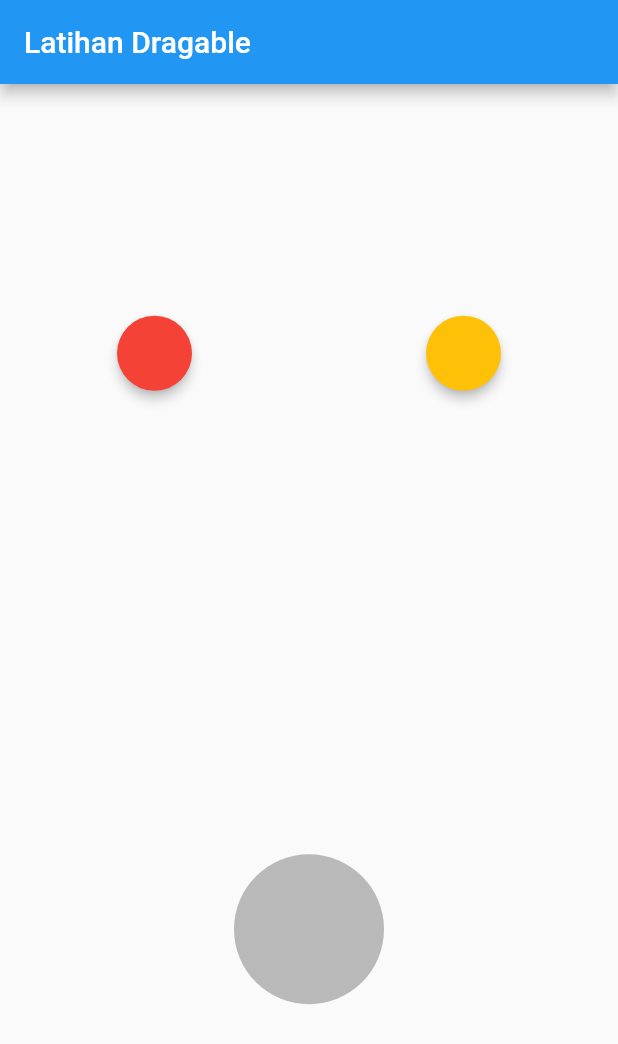
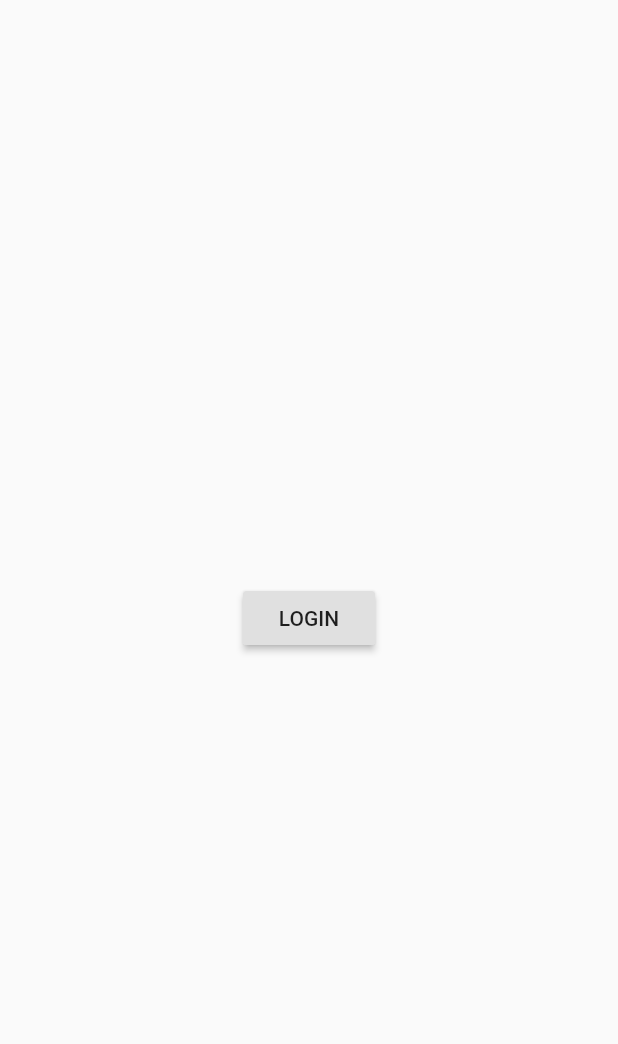
Before and after one commit to bayunugrraha/flutter_example, a Flutter app: the screen it shows after launch, on a phone screen of 412 x 824 dp. Shown: the top 1044 px of the screen. Run offline on Flutter 3.47's test engine with Material 2 defaults, Android fonts, the phone set to English and light mode, and no system bars.

Commit message:
navigasi multi page / screen

```diff
--- /dev/null
+++ b/lib/login_page.dart
@@ -0,0 +1,21 @@
+import 'package:flutter/material.dart';
+import 'package:flutter_example/main_page.dart';
+
+class LoginPage extends StatelessWidget {
+  @override
+  Widget build(BuildContext context) {
+    return Scaffold(
+      body: Center(
+        child: RaisedButton(
+          child: Text("LOGIN"),
+          onPressed: () {
+            Navigator.pushReplacement(context,
+                MaterialPageRoute(builder: (context) {
+              return MainPage();
+            }));
+          },
+        ),
+      ),
+    );
+  }
+}
--- a/lib/main.dart
+++ b/lib/main.dart
@@ -1,122 +1,13 @@
 import 'package:flutter/material.dart';
+import 'package:flutter_example/login_page.dart';
 
 void main() => runApp(MyApp());
 
-class MyApp extends StatefulWidget {
-  @override
-  _MyAppState createState() => _MyAppState();
-}
-
-class _MyAppState extends State<MyApp> {
-  Color color1 = Colors.red;
-  Color color2 = Colors.amber;
-  Color targetColor;
-  bool isAccepted = false;
-
+class MyApp extends StatelessWidget {
   @override
   Widget build(BuildContext context) {
     return MaterialApp(
-      home: Scaffold(
-        appBar: AppBar(
-          title: Text("Latihan Dragable"),
-        ),
-        body: Column(
-          mainAxisAlignment: MainAxisAlignment.spaceAround,
-          children: [
-            Row(
-              mainAxisAlignment: MainAxisAlignment.spaceAround,
-              children: [
-                Draggable<Color>(
-                  data: color1,
-                  child: SizedBox(
-                    width: 50,
-                    height: 50,
-                    child: Material(
-                      color: color1,
-                      shape: StadiumBorder(),
-                      elevation: 3,
-                    ),
-                  ),
-                  childWhenDragging: SizedBox(
-                    width: 50,
-                    height: 50,
-                    child: Material(
-                      color: Colors.grey,
-                      shape: StadiumBorder(),
-                      elevation: 0,
-                    ),
-                  ),
-                  feedback: SizedBox(
-                    width: 50,
-                    height: 50,
-                    child: Material(
-                      color: color1.withOpacity(0.7),
-                      shape: StadiumBorder(),
-                      elevation: 3,
-                    ),
-                  ),
-                ),
-                Draggable<Color>(
-                  data: color2,
-                  child: SizedBox(
-                    width: 50,
-                    height: 50,
-                    child: Material(
-                      color: color2,
-                      shape: StadiumBorder(),
-                      elevation: 3,
-                    ),
-                  ),
-                  childWhenDragging: SizedBox(
-                    width: 50,
-                    height: 50,
-                    child: Material(
-                      color: Colors.grey,
-                      shape: StadiumBorder(),
-                      elevation: 0,
-                    ),
-                  ),
-                  feedback: SizedBox(
-                    width: 50,
-                    height: 50,
-                    child: Material(
-                      color: color2.withOpacity(0.7),
-                      shape: StadiumBorder(),
-                      elevation: 3,
-                    ),
-                  ),
-                )
-              ],
-            ),
-            DragTarget<Color>(
-              onWillAccept: (value) => true,
-              onAccept: (value) {
-                isAccepted = true;
-                targetColor = value;
-              },
-              builder: (context, candidates, rejected) {
-                return (isAccepted)
-                    ? SizedBox(
-                        width: 100,
-                        height: 100,
-                        child: Material(
-                          color: targetColor,
-                          shape: StadiumBorder(),
-                        ),
-                      )
-                    : SizedBox(
-                        width: 100,
-                        height: 100,
-                        child: Material(
-                          color: Colors.black26,
-                          shape: StadiumBorder(),
-                        ),
-                      );
-              },
-            )
-          ],
-        ),
-      ),
+      home: LoginPage(),
     );
   }
 }
--- /dev/null
+++ b/lib/main_page.dart
@@ -0,0 +1,23 @@
+import 'package:flutter/material.dart';
+import 'package:flutter_example/second_page.dart';
+
+class MainPage extends StatelessWidget {
+  @override
+  Widget build(BuildContext context) {
+    return Scaffold(
+      appBar: AppBar(
+        title: Text("Main Page"),
+      ),
+      body: Center(
+        child: RaisedButton(
+          child: Text("Go to Second Page"),
+          onPressed: () {
+            Navigator.push(context, MaterialPageRoute(builder: (context) {
+              return SecondPage();
+            }));
+          },
+        ),
+      ),
+    );
+  }
+}
--- /dev/null
+++ b/lib/second_page.dart
@@ -0,0 +1,20 @@
+import 'package:flutter/material.dart';
+
+class SecondPage extends StatelessWidget {
+  @override
+  Widget build(BuildContext context) {
+    return Scaffold(
+      appBar: AppBar(
+        title: Text("Second Page"),
+      ),
+      body: Center(
+        child: RaisedButton(
+          child: Text("Back"),
+          onPressed: () {
+            Navigator.pop(context);
+          },
+        ),
+      ),
+    );
+  }
+}
```
